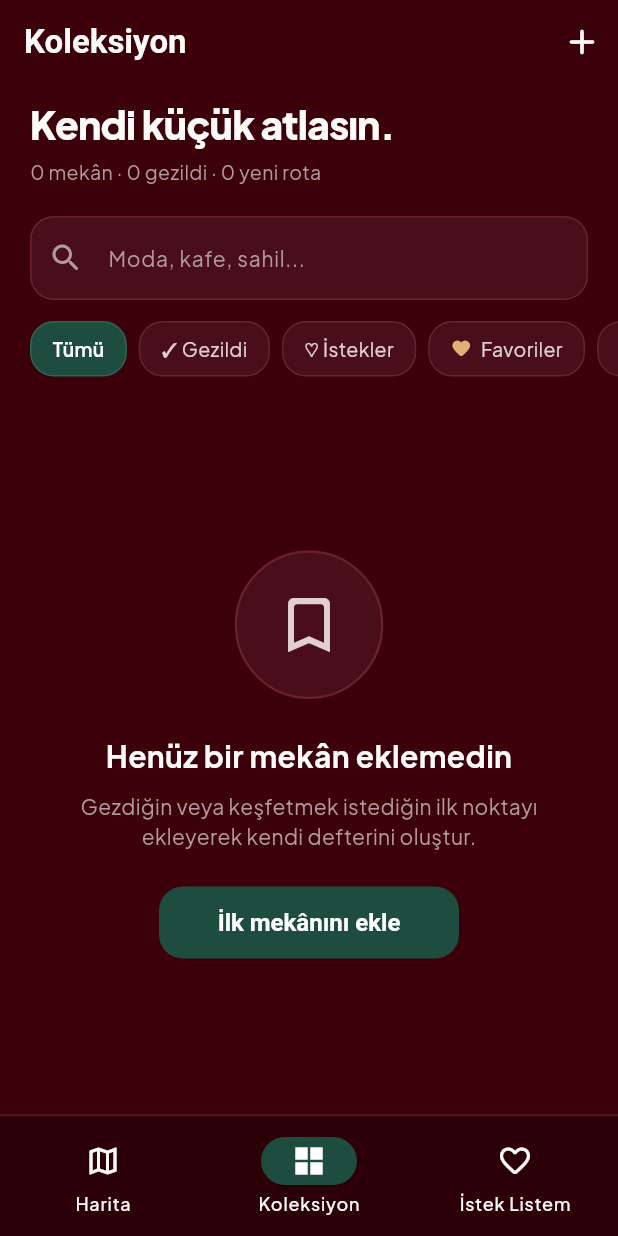
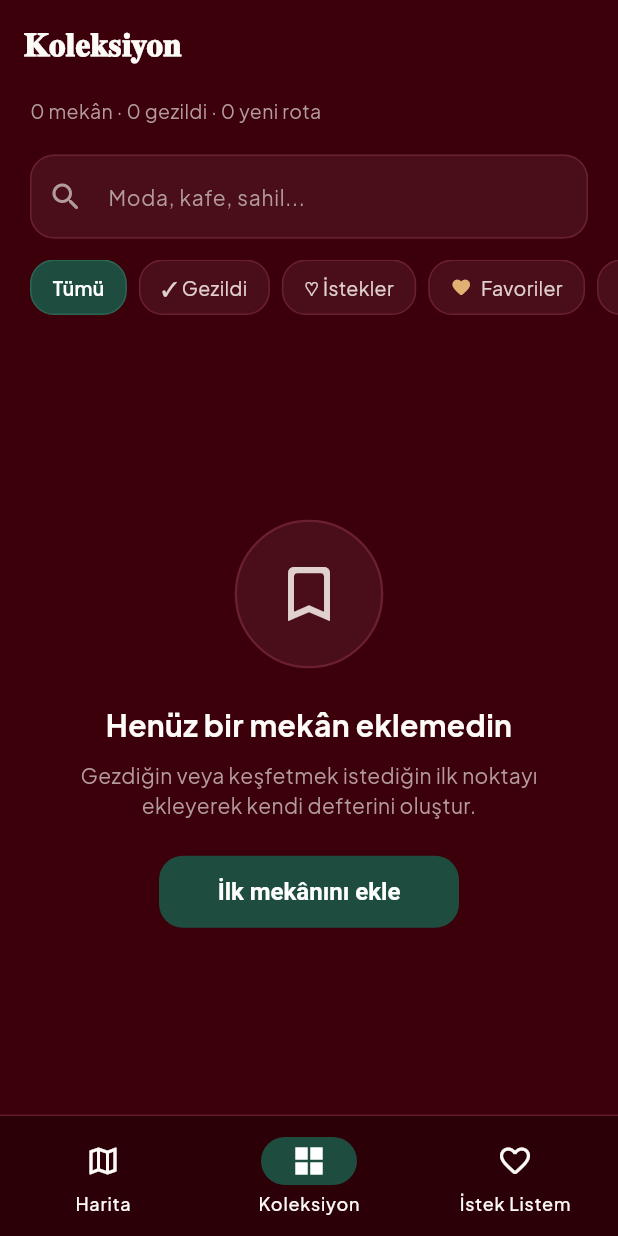
Before and after one commit to zehratuncer/MekanDefterim, a Flutter app: the PlacesListPage screen opened by its route, on a phone screen of 412 x 824 dp. Run offline on Flutter 3.47's test engine with Material 3 defaults, Android fonts, the phone set to English and light mode, and no system bars; our stand-ins replace drift, flutter_map, flutter_riverpod, geolocator, go_router, google_fonts and 2 more; accounts and stored records are empty; generated files the repository leaves out were written again.

Commit message:
fix: resolve #2 update Koleksiyon header and keep + icon only on map

```diff
--- a/lib/features/places/presentation/pages/places_list_page.dart
+++ b/lib/features/places/presentation/pages/places_list_page.dart
@@ -33,41 +33,20 @@ class _PlacesListPageState extends ConsumerState<PlacesListPage> {
 
     return Scaffold(
       appBar: AppBar(
-        title: const Text('Koleksiyon'),
-        actions: [
-          IconButton(
-            icon: const Icon(Icons.add_rounded, size: 28),
-            onPressed: () => context.push('/places/new'),
-          ),
-        ],
+        title: const Text('𝐊𝐨𝐥𝐞𝐤𝐬𝐢𝐲𝐨𝐧'),
       ),
       body: Column(
         crossAxisAlignment: CrossAxisAlignment.start,
         children: [
-          // Başlık ve Sayaç Alanı
+          // Sayaç Alanı
           Padding(
             padding: const EdgeInsets.symmetric(horizontal: 20, vertical: 8),
-            child: Column(
-              crossAxisAlignment: CrossAxisAlignment.start,
-              children: [
-                const Text(
-                  'Kendi küçük atlasın.',
-                  style: TextStyle(
-                    fontSize: 26,
-                    fontWeight: FontWeight.w800,
-                    color: AppColors.textPrimary,
-                    letterSpacing: -0.5,
-                  ),
-                ),
-                const SizedBox(height: 4),
-                Text(
-                  '${summary.total} mekân · ${summary.visited} gezildi · ${summary.planned} yeni rota',
-                  style: const TextStyle(
-                    fontSize: 13,
-                    color: AppColors.textMuted,
-                  ),
-                ),
-              ],
+            child: Text(
+              '${summary.total} mekân · ${summary.visited} gezildi · ${summary.planned} yeni rota',
+              style: const TextStyle(
+                fontSize: 13,
+                color: AppColors.textMuted,
+              ),
             ),
           ),
           const SizedBox(height: 12),
--- a/lib/features/wishlist/presentation/pages/wishlist_page.dart
+++ b/lib/features/wishlist/presentation/pages/wishlist_page.dart
@@ -18,12 +18,6 @@ class WishlistPage extends ConsumerWidget {
     return Scaffold(
       appBar: AppBar(
         title: const Text('İstek Listem'),
-        actions: [
-          IconButton(
-            icon: const Icon(Icons.add_rounded, size: 28),
-            onPressed: () => context.push('/places/new'),
-          ),
-        ],
       ),
       body: Column(
         crossAxisAlignment: CrossAxisAlignment.start,
```
